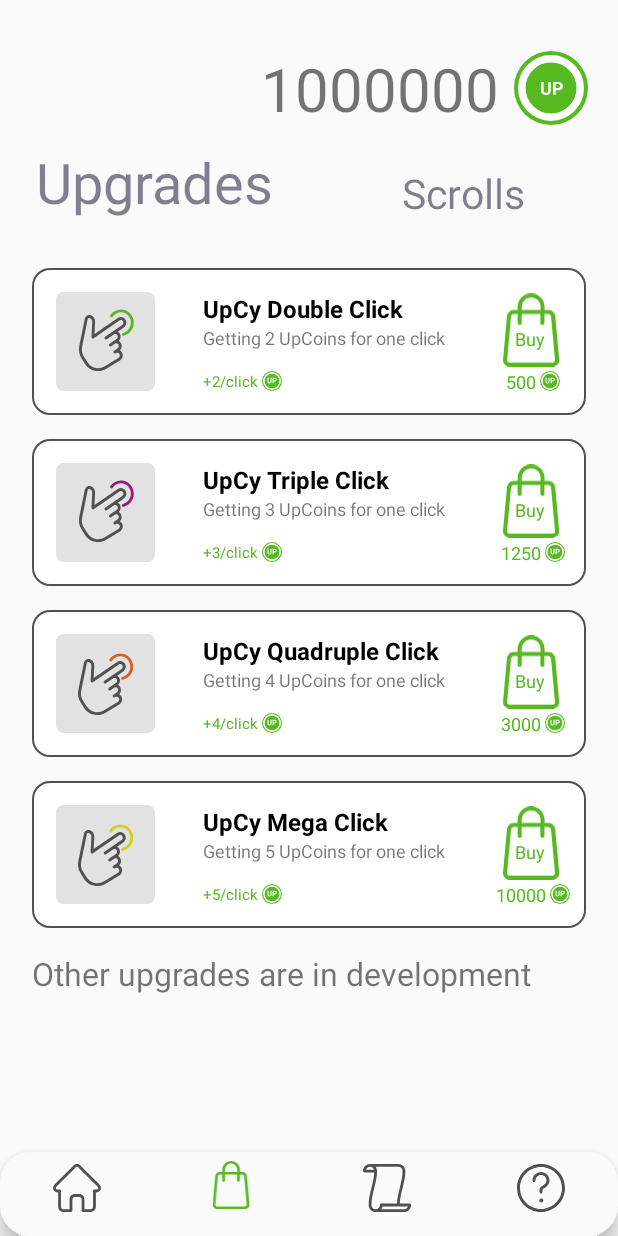
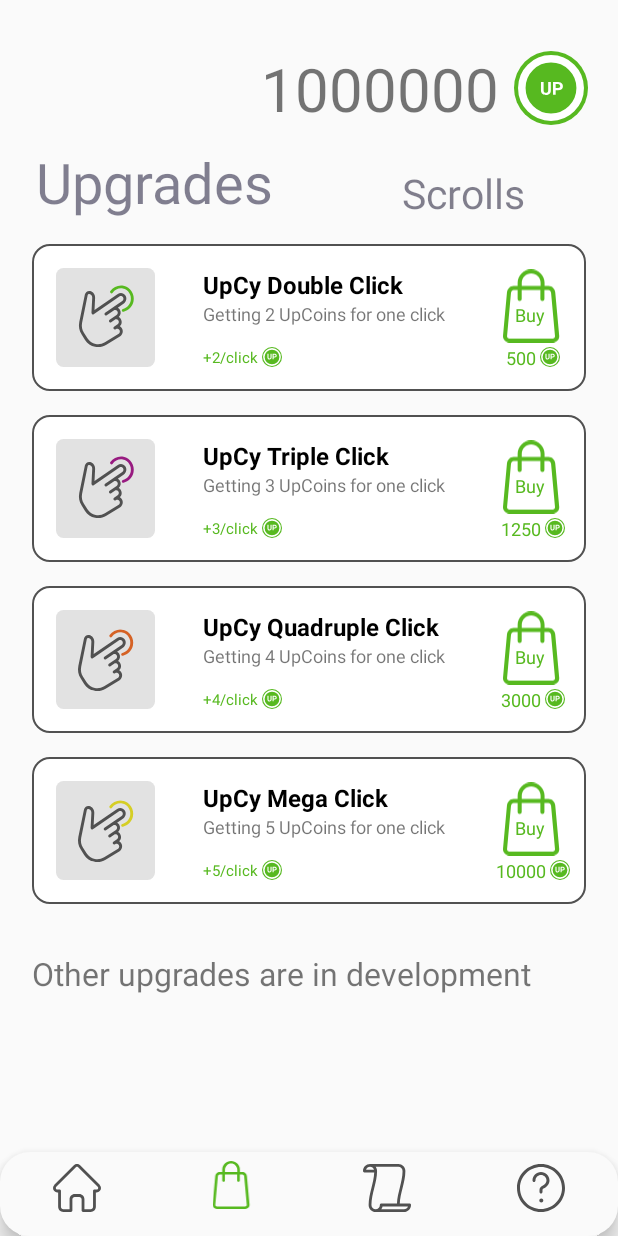
Before and after one commit to KleshniPolytech/UpCyClick, an Android app: the screen it shows after launch (MainActivity), item 2 of the bottom bar chosen, on a phone screen of 412 x 824 dp. Run offline under Robolectric (Android 15) with nearby library versions, the phone set to English and light mode, and no system bars; our stand-ins replace Room's generated code, navigation-ui; Roboto replaces fonts that are not available here.

Commit message:
ускорил анимацию покупки рецепта, сделал отступы в магазине одинаковыми

```diff
--- a/app/src/main/res/layout/recyclerview_item_upgrade.xml
+++ b/app/src/main/res/layout/recyclerview_item_upgrade.xml
@@ -4,8 +4,8 @@
     android:id="@+id/lay_3"
     android:layout_width="match_parent"
     android:layout_height="wrap_content"
-    android:layout_marginTop="16dp"
     android:background="@drawable/button_selector"
+    android:layout_marginBottom="16dp"
     android:clickable="true"
     app:layoutDescription="@xml/recyclerview_item_upgrade_scene"
     app:layout_constraintBottom_toBottomOf="parent"
--- a/build.gradle
+++ b/build.gradle
@@ -6,7 +6,7 @@ buildscript {
         jcenter()
     }
     dependencies {
-        classpath 'com.android.tools.build:gradle:7.0.0'
+        classpath 'com.android.tools.build:gradle:4.2.2'
         classpath "org.jetbrains.kotlin:kotlin-gradle-plugin:1.5.21"
         classpath "androidx.navigation:navigation-safe-args-gradle-plugin:2.4.0-alpha05"
         // NOTE: Do not place your application dependencies here; they belong
```
Also changed, not shown: app/src/main/res/xml/fragment_page_2_xml_constraintlayout_scene.xml (+5 -7 lines).
